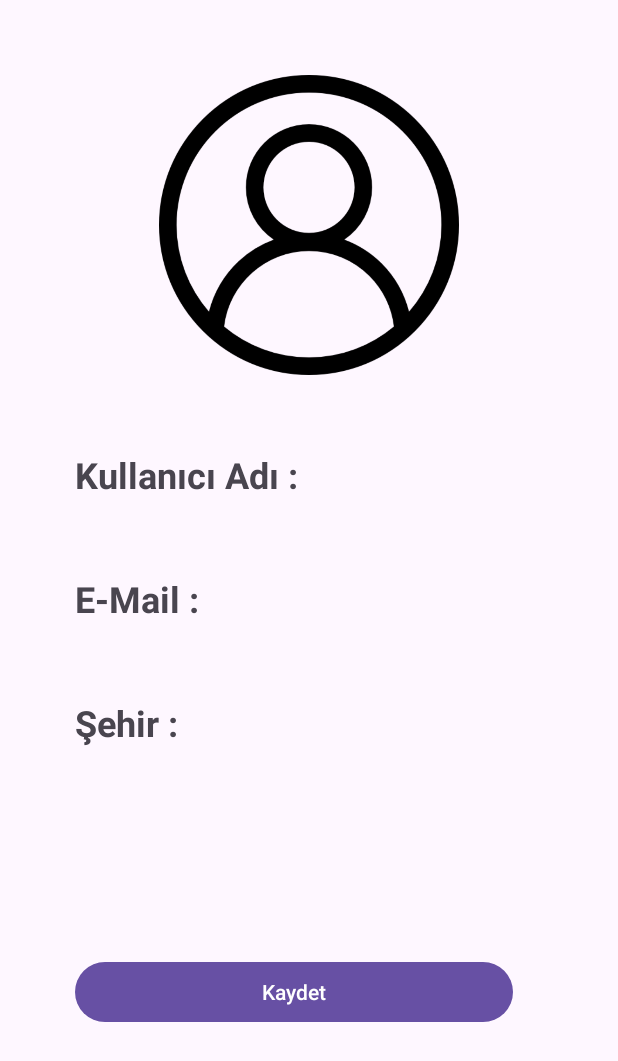
After one commit to olgun-yilmaz/SpotTicket, an Android app: the layout fragment_profile.xml on its own in the app's theme, with its tools: preview values and no code run, on a phone screen of 412 x 824 dp. The commit adds this screen. Shown: the top 1061 px of the screen. Run offline under Robolectric (Android 15) with nearby library versions, the phone set to English and light mode, and no system bars.

```diff
--- /dev/null
+++ b/app/src/main/res/layout/fragment_profile.xml
@@ -0,0 +1,70 @@
+<androidx.constraintlayout.widget.ConstraintLayout xmlns:android="http://schemas.android.com/apk/res/android"
+    xmlns:app="http://schemas.android.com/apk/res-auto"
+    xmlns:tools="http://schemas.android.com/tools"
+    android:layout_width="match_parent"
+    android:layout_height="match_parent"
+    tools:context=".view.fragments.ProfileFragment">
+
+
+    <ImageView
+        android:id="@+id/profileImage"
+        android:layout_width="0dp"
+        android:layout_height="200dp"
+        android:layout_marginStart="50dp"
+        android:layout_marginTop="50dp"
+        android:layout_marginEnd="50dp"
+        android:src="@drawable/sample_profile_image"
+        app:layout_constraintEnd_toEndOf="parent"
+        app:layout_constraintStart_toStartOf="parent"
+        app:layout_constraintTop_toTopOf="parent" />
+
+    <TextView
+        android:id="@+id/usernameText"
+        android:layout_width="0dp"
+        android:layout_height="wrap_content"
+        android:layout_marginTop="50dp"
+        android:text="Kullanıcı Adı : "
+        android:textSize="24sp"
+        android:textStyle="bold"
+        app:layout_constraintEnd_toEndOf="@+id/profileImage"
+        app:layout_constraintStart_toStartOf="@+id/profileImage"
+        app:layout_constraintTop_toBottomOf="@+id/profileImage" />
+
+    <TextView
+        android:id="@+id/emailText"
+        android:layout_width="0dp"
+        android:layout_height="wrap_content"
+        android:layout_marginTop="50dp"
+        android:text="E-Mail : "
+        android:textSize="24sp"
+        android:textStyle="bold"
+        app:layout_constraintEnd_toEndOf="@+id/usernameText"
+        app:layout_constraintStart_toStartOf="@+id/usernameText"
+        app:layout_constraintTop_toBottomOf="@+id/usernameText" />
+
+    <TextView
+        android:id="@+id/cityText"
+        android:layout_width="0dp"
+        android:layout_height="wrap_content"
+        android:layout_marginTop="50dp"
+        android:text="Şehir : "
+        android:textSize="24sp"
+        android:textStyle="bold"
+        app:layout_constraintEnd_toEndOf="@+id/emailText"
+        app:layout_constraintHorizontal_bias="0.0"
+        app:layout_constraintStart_toStartOf="@+id/emailText"
+        app:layout_constraintTop_toBottomOf="@+id/emailText" />
+
+    <Button
+        android:id="@+id/saveButton"
+        android:layout_width="292dp"
+        android:layout_height="wrap_content"
+        android:text="Kaydet"
+        app:layout_constraintBottom_toBottomOf="parent"
+        app:layout_constraintEnd_toEndOf="@+id/cityText"
+        app:layout_constraintHorizontal_bias="0.0"
+        app:layout_constraintStart_toStartOf="@+id/cityText"
+        app:layout_constraintTop_toBottomOf="@+id/cityText" />
+
+
+</androidx.constraintlayout.widget.ConstraintLayout>
--- a/app/src/main/res/values-night/themes.xml
+++ b/app/src/main/res/values-night/themes.xml
@@ -1,6 +1,6 @@
 <resources xmlns:tools="http://schemas.android.com/tools">
     <!-- Base application theme. -->
-    <style name="Base.Theme.SpotTicket" parent="Theme.AppCompat.DayNight.DarkActionBar">
+    <style name="Base.Theme.SpotTicket" parent="Theme.Material3.DayNight.NoActionBar">
         <!-- Customize your dark theme here. -->
         <!-- <item name="colorPrimary">@color/my_dark_primary</item> -->
     </style>
--- a/app/src/main/res/values/themes.xml
+++ b/app/src/main/res/values/themes.xml
@@ -1,6 +1,6 @@
 <resources xmlns:tools="http://schemas.android.com/tools">
     <!-- Base application theme. -->
-    <style name="Base.Theme.SpotTicket" parent="Theme.AppCompat.DayNight.DarkActionBar">
+    <style name="Base.Theme.SpotTicket" parent="Theme.Material3.DayNight.NoActionBar">
         <!-- Customize your light theme here. -->
         <!-- <item name="colorPrimary">@color/my_light_primary</item> -->
     </style>
```
Also changed, not shown: app/src/main/java/com/olgunyilmaz/spotticket/view/activities/MainActivity.java (+19 -39 lines), app/src/main/java/com/olgunyilmaz/spotticket/view/fragments/MyEventsFragment.java (added, +44 -0 lines), app/src/main/java/com/olgunyilmaz/spotticket/view/fragments/ProfileFragment.java (added, +46 -0 lines), app/src/main/res/layout/activity_main.xml (+48 -3 lines), app/src/main/res/layout/fragment_my_events.xml (added, +14 -0 lines), app/src/main/res/menu/city_menu.xml (deleted, +0 -12 lines), app/src/main/res/drawable/add_icon.png (added), app/src/main/res/drawable/edit_icon.png (added), app/src/main/res/drawable/home_icon.png (added), app/src/main/res/drawable/my_events_icon.png (added), app/src/main/res/drawable/profile_icon.png (added), app/src/main/res/drawable/sample_profile_image.png (added), app/src/main/res/drawable/settings_icon.png (added).
